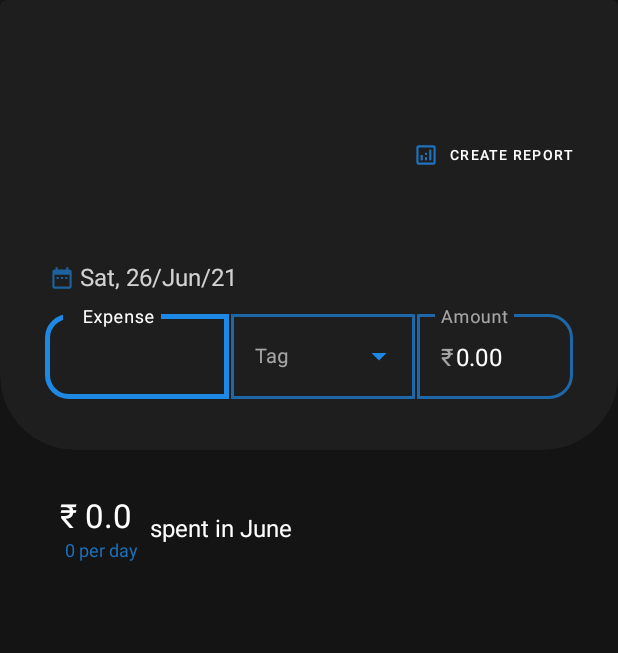
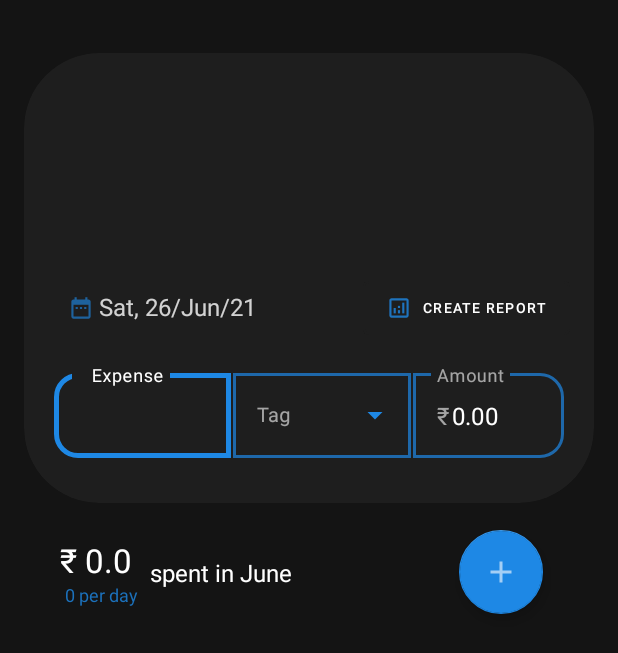
Before and after one commit to muhsinX119/pumpkin, an Android app: the screen it shows after launch (ScrollingActivity), on a phone screen of 412 x 824 dp. Shown: the top 653 px of the screen. Run offline under Robolectric (Android 15) with nearby library versions, the phone set to English and light mode, and no system bars.

Commit message:
Changed top card

```diff
--- a/app/src/main/res/layout/activity_scrolling.xml
+++ b/app/src/main/res/layout/activity_scrolling.xml
@@ -11,7 +11,7 @@
     <com.google.android.material.appbar.AppBarLayout
         android:id="@+id/app_bar"
         android:layout_width="match_parent"
-        android:layout_height="400dp"
+        android:layout_height="430dp"
         android:background="?attr/colorPrimary"
         app:elevation="0dp">
 
@@ -24,12 +24,14 @@
 
             <com.google.android.material.card.MaterialCardView
                 android:id="@+id/cardViewTop"
-                style="@style/CustomCardCornersBottom"
+                app:cardCornerRadius="50dp"
                 android:layout_width="match_parent"
                 android:layout_height="300dp"
-                android:layout_marginTop="0dp"
+                android:layout_marginHorizontal="16dp"
+                android:layout_marginTop="35dp"
                 app:cardBackgroundColor="?attr/colorSurface"
-                app:cardElevation="0dp">
+                app:cardElevation="0dp"
+                android:layout_marginBottom="30dp">
 
 
                 <LinearLayout
@@ -37,9 +39,9 @@
                     android:layout_width="match_parent"
                     android:layout_height="wrap_content"
                     android:layout_gravity="bottom"
-                    android:layout_marginHorizontal="16dp"
-                    android:layout_marginBottom="20dp"
-                    android:orientation="horizontal">
+                    android:orientation="horizontal"
+                    android:layout_marginHorizontal="20dp"
+                    android:layout_marginBottom="30dp">
 
                     <com.google.android.material.textfield.TextInputLayout
                         android:id="@+id/outlinedTextFieldExpense"
@@ -117,32 +119,38 @@
 
                 </LinearLayout>
 
-
+                <RelativeLayout
+                    android:layout_width="match_parent"
+                    android:layout_height="wrap_content"
+                    android:orientation="horizontal"
+                    android:paddingHorizontal="16dp"
+                    android:paddingVertical="16dp"
+                    android:layout_gravity="bottom"
+                    android:layout_marginBottom="90dp">
                     <TextView
                         android:id="@+id/textViewDateSelect"
                         android:layout_width="wrap_content"
                         android:layout_height="wrap_content"
-                    android:layout_gravity="center_vertical"
-                    android:layout_marginLeft="5dp"
-                    android:layout_marginBottom="-35dp"
+                        android:layout_centerVertical="true"
                         android:alpha=".8"
                         android:paddingLeft="10dp"
                         android:text="Wed, 6/16/21"
                         android:textColor="?attr/colorOnSurface"
                         android:textSize="16dp" />
-
                     <Button
                         android:id="@+id/imageButton"
                         style="@style/reportButton"
+                        android:layout_alignParentEnd="true"
+                        android:layout_centerVertical="true"
                         android:text="Create Report"
                         android:textColor="@color/white"
                         android:textSize="9dp"
                         android:backgroundTint="?attr/colorSurface"
                         android:layout_width="wrap_content"
-                    android:layout_marginTop="65dp"
-                    android:layout_gravity="end"
                         android:layout_height="wrap_content"
                         android:onClick="exportReport"/>
+
+                </RelativeLayout>
 
             </com.google.android.material.card.MaterialCardView>
 
```
Lines whose indentation alone changed are shown as unchanged.
